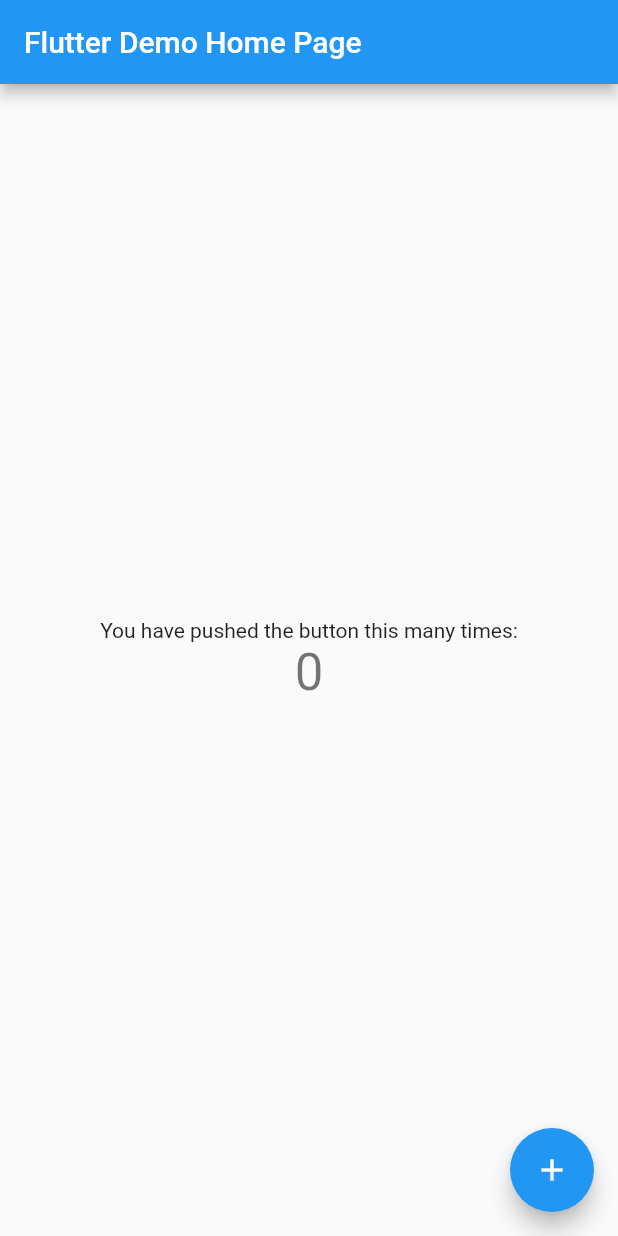
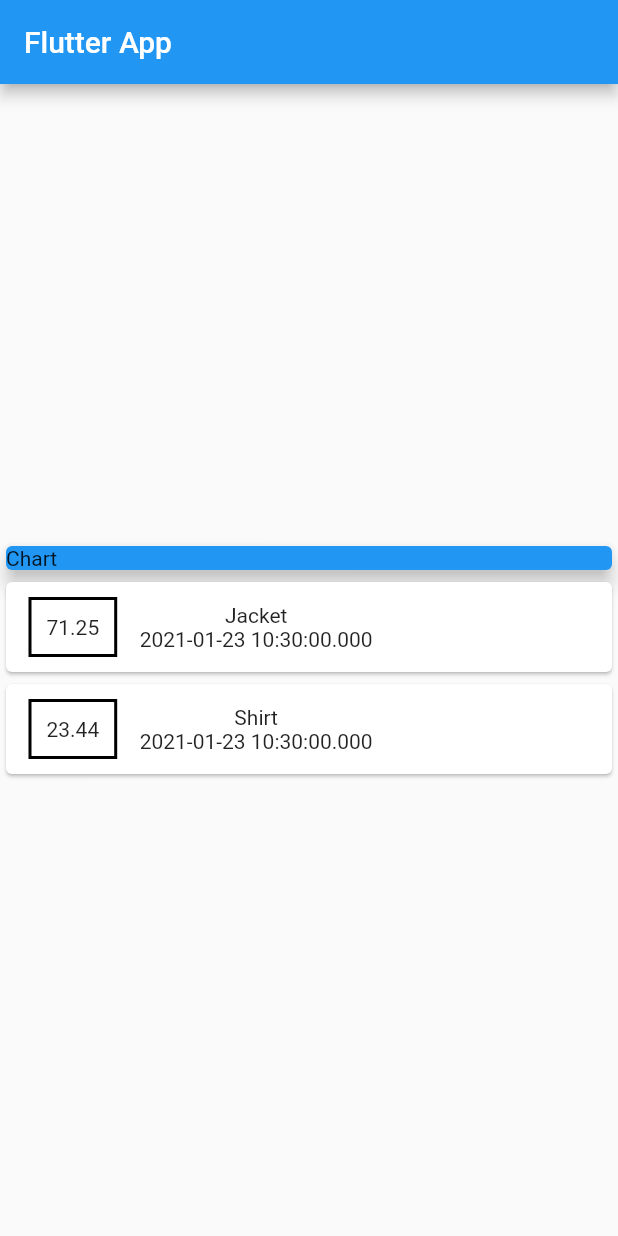
Before and after one commit to valdrinkuchi/expenses, a Flutter app: the screen it shows after launch, on a phone screen of 412 x 824 dp. Run offline on Flutter 3.47's test engine with Material 2 defaults, Android fonts, the phone set to English and light mode, and no system bars.

Commit message:
transactions and cards added

```diff
--- a/lib/main.dart
+++ b/lib/main.dart
@@ -1,3 +1,4 @@
+import 'package:expenses/transaction.dart';
 import 'package:flutter/material.dart';
 
 void main() {
@@ -14,52 +15,60 @@ class MyApp extends StatelessWidget {
         primarySwatch: Colors.blue,
         visualDensity: VisualDensity.adaptivePlatformDensity,
       ),
-      home: MyHomePage(title: 'Flutter Demo Home Page'),
+      home: MyHomePage(),
     );
   }
 }
 
-class MyHomePage extends StatefulWidget {
-  MyHomePage({Key key, this.title}) : super(key: key);
-  final String title;
-
-  @override
-  _MyHomePageState createState() => _MyHomePageState();
-}
-
-class _MyHomePageState extends State<MyHomePage> {
-  int _counter = 0;
-
-  void _incrementCounter() {
-    setState(() {
-      _counter++;
-    });
-  }
+class MyHomePage extends StatelessWidget {
+  final List<Transaction> transactions = [
+    Transaction(id: '1', title: 'Jacket', amount: 71.25, date: DateTime.now()),
+    Transaction(id: '2', title: 'Shirt', amount: 23.44, date: DateTime.now())
+  ];
 
   @override
   Widget build(BuildContext context) {
     return Scaffold(
       appBar: AppBar(
-        title: Text(widget.title),
+        title: Text('Flutter App'),
       ),
-      body: Center(
-        child: Column(
-          mainAxisAlignment: MainAxisAlignment.center,
-          children: <Widget>[
-            Text(
-              'You have pushed the button this many times:',
+      body: Column(
+        mainAxisAlignment: MainAxisAlignment.center,
+        crossAxisAlignment: CrossAxisAlignment.stretch,
+        children: <Widget>[
+          Container(
+            width: double.infinity,
+            child: Card(
+              color: Colors.blue,
+              child: Text('Chart'),
+              elevation: 5,
             ),
-            Text(
-              '$_counter',
-              style: Theme.of(context).textTheme.headline4,
-            ),
-          ],
-        ),
-      ),
-      floatingActionButton: FloatingActionButton(
-        onPressed: _incrementCounter,
-        tooltip: 'Increment',
-        child: Icon(Icons.add),
+          ),
+          Column(
+            children: transactions.map((el) {
+              return Card(
+                child: Row(
+                  children: <Widget>[
+                    Container(
+                      margin:
+                          EdgeInsets.symmetric(vertical: 10, horizontal: 15),
+                      decoration: BoxDecoration(
+                          border: Border.all(color: Colors.black, width: 2)),
+                      padding: EdgeInsets.all(10),
+                      child: Text(el.amount.toString()),
+                    ),
+                    Column(
+                      children: <Widget>[
+                        Text(el.title),
+                        Text(el.date.toString())
+                      ],
+                    )
+                  ],
+                ),
+              );
+            }).toList(),
+          )
+        ],
       ),
     );
   }
--- /dev/null
+++ b/lib/transaction.dart
@@ -0,0 +1,14 @@
+import 'package:flutter/foundation.dart';
+
+class Transaction {
+  final String id;
+  final String title;
+  final double amount;
+  final DateTime date;
+
+  Transaction(
+      {@required this.id,
+      @required this.title,
+      @required this.amount,
+      @required this.date});
+}
```
